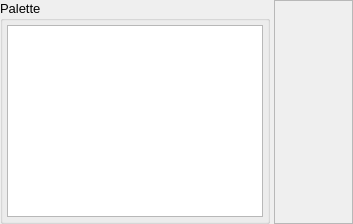
First picture: the form in src/gui/procedureeditor.ui, repository disorderedmaterials/dissolve, before the edit.
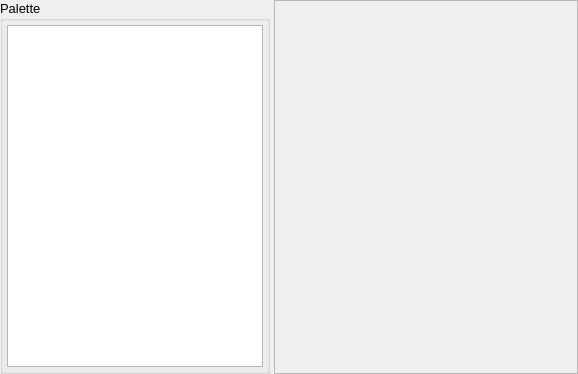
Second picture: the form after the edit. Custom widgets are drawn as their Qt base class.

Commit message: Partial reimplementation of ModuleChart as a base class, providing chart support for ProcedureChart.

```diff
--- a/src/gui/procedureeditor.ui
+++ b/src/gui/procedureeditor.ui
@@ -6,8 +6,8 @@
    <rect>
     <x>0</x>
     <y>0</y>
-    <width>353</width>
-    <height>220</height>
+    <width>578</width>
+    <height>374</height>
    </rect>
   </property>
   <property name="font">
@@ -138,10 +138,30 @@
          <rect>
           <x>0</x>
           <y>0</y>
-          <width>73</width>
-          <height>216</height>
+          <width>298</width>
+          <height>370</height>
          </rect>
         </property>
+        <layout class="QVBoxLayout" name="verticalLayout_3">
+         <property name="spacing">
+          <number>0</number>
+         </property>
+         <property name="leftMargin">
+          <number>0</number>
+         </property>
+         <property name="topMargin">
+          <number>0</number>
+         </property>
+         <property name="rightMargin">
+          <number>0</number>
+         </property>
+         <property name="bottomMargin">
+          <number>0</number>
+         </property>
+         <item>
+          <widget class="ProcedureChart" name="Chart" native="true"/>
+         </item>
+        </layout>
        </widget>
       </widget>
      </item>
@@ -155,6 +175,12 @@
    <extends>QTreeWidget</extends>
    <header>gui/widgets/mimetreewidget.hui</header>
   </customwidget>
+  <customwidget>
+   <class>ProcedureChart</class>
+   <extends>QWidget</extends>
+   <header>gui/charts/procedurechart.hui</header>
+   <container>1</container>
+  </customwidget>
  </customwidgets>
  <resources>
   <include location="main.qrc"/>
```
The commit also changes 21 other files.
